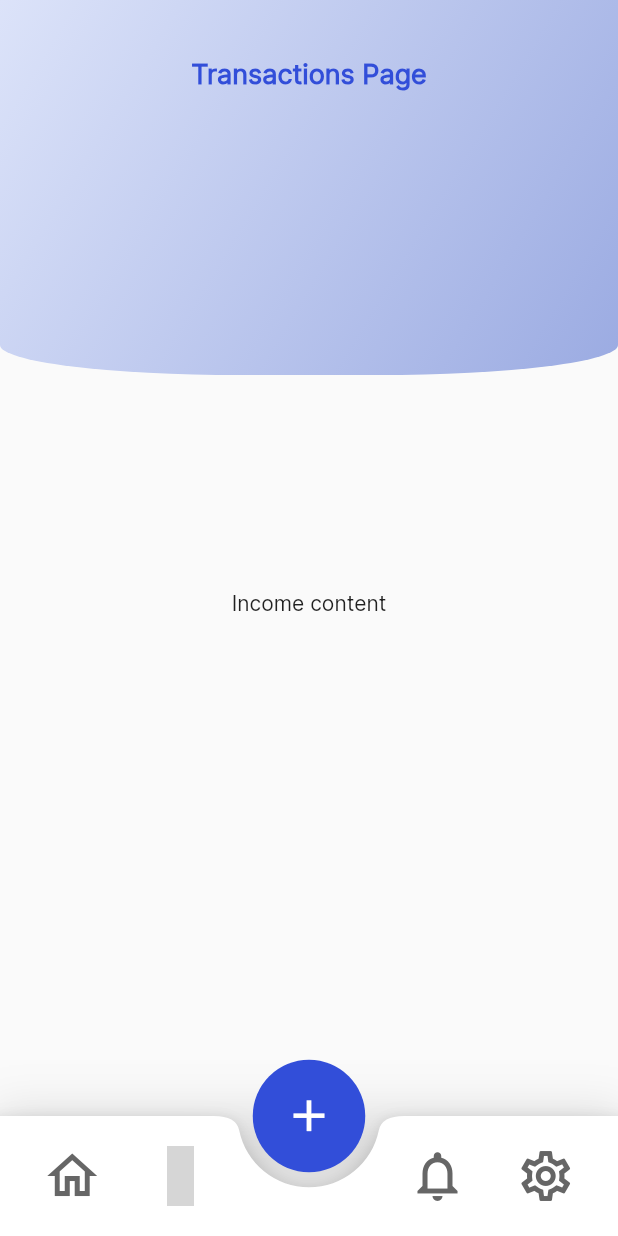
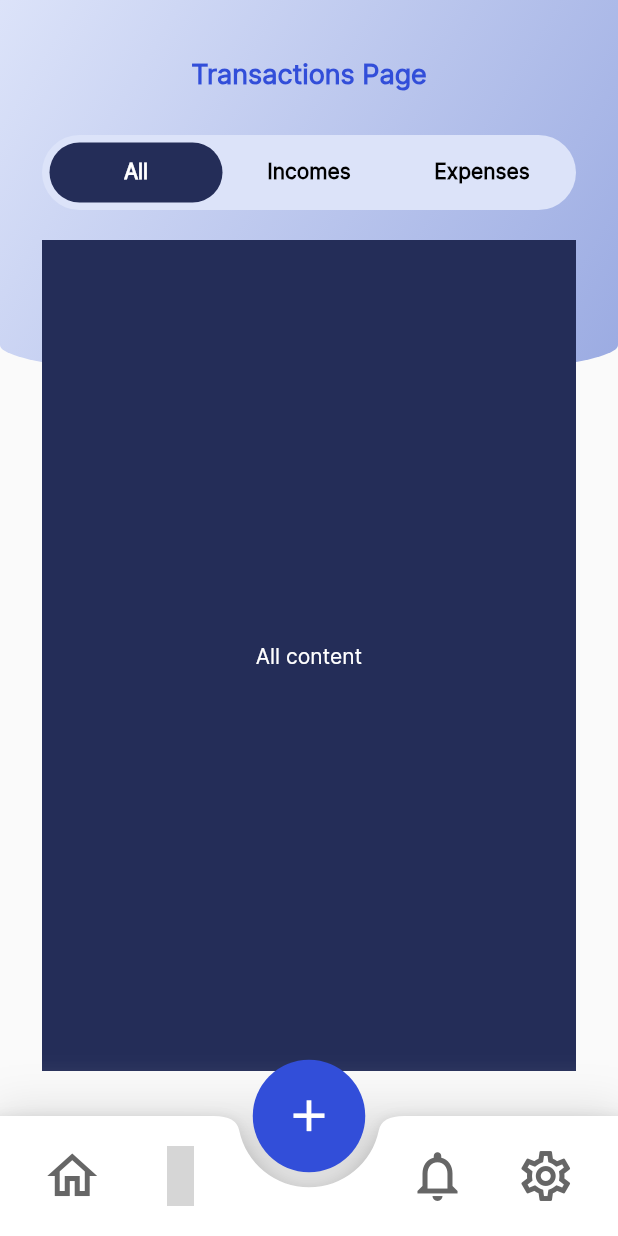
Before and after one commit to framgia/sph_flutter-capstone, a Flutter app: the screen it shows after launch, item 2 of the bottom bar chosen, on a phone screen of 412 x 824 dp. Run offline on Flutter 3.47's test engine with Material 2 defaults, Android fonts, the light colour scheme and no system bars; our stand-ins replace auto_route, hooks_riverpod, material_design_icons_flutter; missing offline and left inert: currency_picker, sqfentity, sqfentity_gen; accounts and stored records are empty; statements that could not run were skipped; grey boxes are pictures that could not be loaded.

Commit message:
[UI] Implemented transaction history tab switch

```diff
--- a/lib/views/pages/transactions.dart
+++ b/lib/views/pages/transactions.dart
@@ -1,5 +1,7 @@
 import 'package:flutter/material.dart';
 import 'package:hooks_riverpod/hooks_riverpod.dart';
+import 'package:sun_flutter_capstone/consts/global_style.dart';
+import 'package:sun_flutter_capstone/views/widgets/tabs/tab_layout.dart';
 import 'package:sun_flutter_capstone/views/widgets/template.dart';
 
 class TransactionsPage extends HookConsumerWidget {
@@ -8,10 +10,53 @@ class TransactionsPage extends HookConsumerWidget {
   @override
   Widget build(BuildContext context, WidgetRef ref) {
     return Template(
-      appbarTitle: Text('Transactions Page'),
-      content: Center(
-        child: Text('Income content'),
-      ),
-    );
+        appbarTitle: Text('Transactions Page'),
+        content: TabLayout(
+          tabButtonLabels: const [
+            'All',
+            'Incomes',
+            'Expenses',
+          ],
+          tabColors: const [
+            AppColor.darkBlue,
+            AppColor.secondary,
+            AppColor.pink,
+          ],
+          tabContents: [
+            Container(
+              color: AppColor.darkBlue,
+              child: Center(
+                child: Text(
+                  'All content',
+                  style: TextStyle(
+                    color: Colors.white,
+                  ),
+                ),
+              ),
+            ),
+             Container(
+              color: AppColor.secondary,
+              child: Center(
+                child: Text(
+                  'All incomes content',
+                  style: TextStyle(
+                    color: Colors.white,
+                  ),
+                ),
+              ),
+            ),
+             Container(
+              color: AppColor.pink,
+              child: Center(
+                child: Text(
+                  'All Expenses content',
+                  style: TextStyle(
+                    color: Colors.white,
+                  ),
+                ),
+              ),
+            ),
+          ],
+        ));
   }
 }
--- a/lib/views/widgets/tabs/tab_buttons.dart
+++ b/lib/views/widgets/tabs/tab_buttons.dart
@@ -3,13 +3,23 @@ import 'package:sun_flutter_capstone/consts/global_style.dart';
 
 class TabButtons extends StatelessWidget {
   final TabController tabController;
-  final int index;
+  final List<String> tabButtonLabels;
+  final Color tabColor;
 
   const TabButtons({
     Key? key,
     required this.tabController,
-    required this.index,
+    required this.tabButtonLabels,
+    required this.tabColor
   }) : super(key: key);
+
+  displayButtonLabels() {
+    return tabButtonLabels.map(
+      (label) {
+        return Tab(child: Text(label));
+      },
+    ).toList();
+  }
 
   @override
   Widget build(BuildContext context) {
@@ -29,20 +39,12 @@ class TabButtons extends StatelessWidget {
               borderRadius: BorderRadius.circular(
                 25.0,
               ),
-            color: index == 0 ? AppColor.pink : AppColor.darkBlue,
+              color: tabColor,
             ),
             unselectedLabelColor: Colors.black,
             labelStyle: TextStyle(fontWeight: FontWeight.w600),
             labelColor: Colors.white,
-          tabs: const [
-            Tab(
-              child: Text('Add Expense'),
-            ),
-            Tab(
-              child: Text('Add Income'),
-            ),
-          ],
-        ),
+            tabs: displayButtonLabels()),
       ),
     );
   }
--- a/lib/views/widgets/tabs/tab_layout.dart
+++ b/lib/views/widgets/tabs/tab_layout.dart
@@ -1,14 +1,16 @@
 import 'package:flutter/material.dart';
 import 'package:sun_flutter_capstone/views/widgets/tabs/tab_buttons.dart';
 
+// Refactor receiving of tab details if there's time
 class TabLayout extends StatefulWidget {
-  final Widget firstTab;
-  final Widget secondTab;
-
+  final List<String> tabButtonLabels;
+  final List<Color> tabColors;
+  final List<Widget> tabContents;
   const TabLayout({
     Key? key,
-    required this.firstTab,
-    required this.secondTab,
+    required this.tabButtonLabels,
+    required this.tabColors,
+    required this.tabContents,
   }) : super(key: key);
 
   @override
@@ -23,7 +25,7 @@ class _TabLayoutState extends State<TabLayout>
   @override
   void initState() {
     super.initState();
-    _tabController = TabController(vsync: this, length: 2);
+    _tabController = TabController(vsync: this, length: widget.tabContents.length);
     _tabController.addListener(() {
       setState(() {
         index = _tabController.index;
@@ -47,7 +49,9 @@ class _TabLayoutState extends State<TabLayout>
           //? FOR TAB BUTTONS
           TabButtons(
             tabController: _tabController,
-            index: index,
+            // index: index,
+            tabButtonLabels: widget.tabButtonLabels,
+            tabColor: widget.tabColors[index],
           ),
           //? FOR CONTENT
           Expanded(
@@ -55,7 +59,7 @@ class _TabLayoutState extends State<TabLayout>
               margin: EdgeInsets.only(top: 20),
               child: TabBarView(
                 controller: _tabController,
-                children: [widget.firstTab, widget.secondTab],
+                children: widget.tabContents,
               ),
             ),
           )
```
Also changed, not shown: lib/views/pages/transactions/add_transaction.dart (+12 -2 lines). Lines whose indentation alone changed are shown as unchanged.
